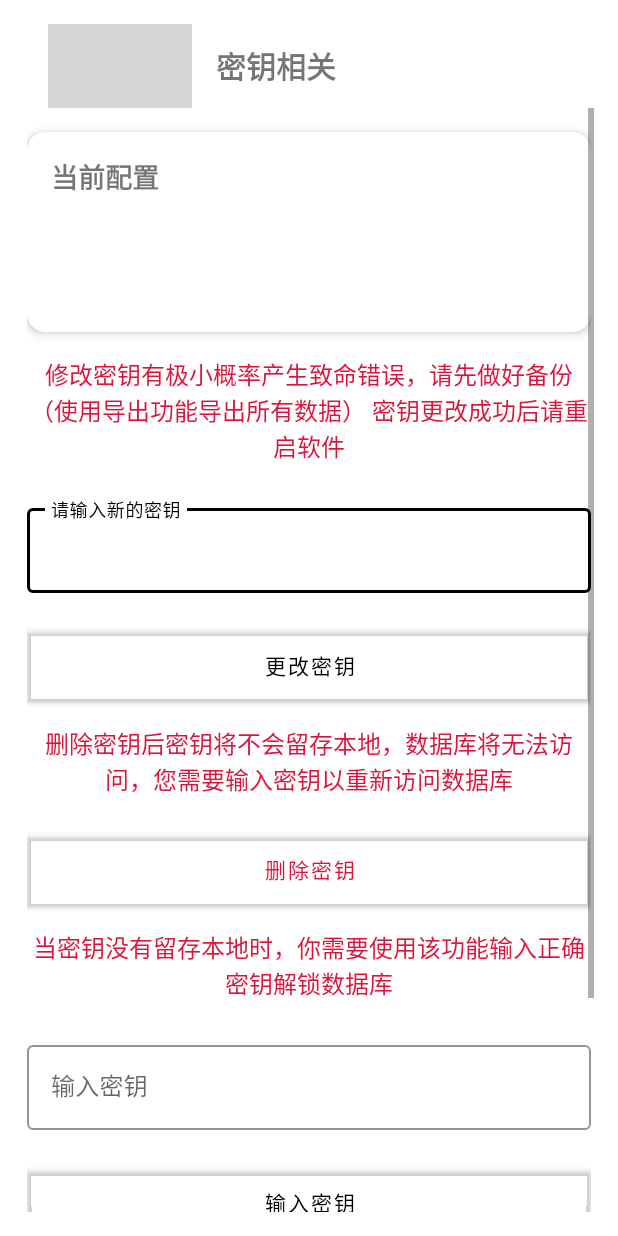
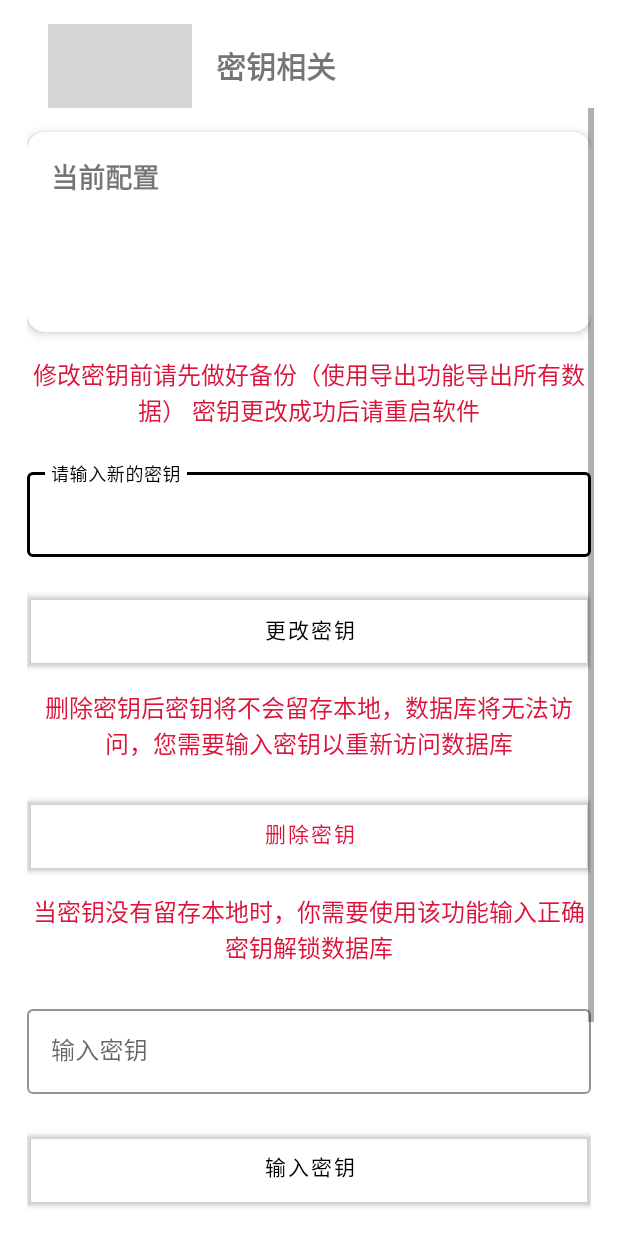
Before and after one commit to amos39/CodeBook, an Android app: the layout fragment_change_key.xml on its own in the app's theme, with its tools: preview values and no code run, on a phone screen of 412 x 824 dp. Run offline under Robolectric (Android 15) with nearby library versions, the phone set to English and light mode, and no system bars; grey boxes are pictures that could not be loaded.

Commit message:
修复一些问题

```diff
--- a/app/build.gradle
+++ b/app/build.gradle
@@ -11,7 +11,7 @@ android {
         minSdk 30
         targetSdk 34
         versionCode 3
-        versionName "3.0-RELEASE"
+        versionName "3.1"
 
         testInstrumentationRunner "androidx.test.runner.AndroidJUnitRunner"
     }
--- a/app/src/main/java/com/amos/codebook3/MyUtil/MyUtil.java
+++ b/app/src/main/java/com/amos/codebook3/MyUtil/MyUtil.java
@@ -1,5 +1,7 @@
 package com.amos.codebook3.MyUtil;
 import android.content.Context;
+
+import com.amos.codebook3.domain.DataObject;
 
 import java.security.MessageDigest;
 import java.security.NoSuchAlgorithmException;
@@ -44,8 +46,4 @@ public class MyUtil {
             return "";
         }
     }
-
-
-
-
 }
--- a/app/src/main/java/com/amos/codebook3/domain/DataObject.java
+++ b/app/src/main/java/com/amos/codebook3/domain/DataObject.java
@@ -7,7 +7,7 @@ import java.io.Serializable;
 public class DataObject implements Serializable {
     private static final long serialVersionUID = 1L;
 
-    public int id=-1;
+    public transient int id=-1;
     //网址
     public String url = null;
     //用户名
--- a/app/src/main/java/com/amos/codebook3/ui/edit/AddDataFragment.java
+++ b/app/src/main/java/com/amos/codebook3/ui/edit/AddDataFragment.java
@@ -108,7 +108,6 @@ public class AddDataFragment extends Fragment {
 
            // Navigation.findNavController(requireView()).navigateUp();
         }
-        //保存后会退出，无法显示snackbar
        // Snackbar.make(urlEdit, "保存成功", Snackbar.LENGTH_SHORT).show();
         //Navigation.findNavController(requireView()).navigateUp();
     }
--- a/app/src/main/java/com/amos/codebook3/ui/import_export/ExportFragment.java
+++ b/app/src/main/java/com/amos/codebook3/ui/import_export/ExportFragment.java
@@ -70,8 +70,10 @@ public class ExportFragment extends Fragment {
         }else{
             adapter = new ExportAdapter(allData);
             recyclerView.setAdapter(adapter);
+            view.findViewById(R.id.btnExport).setOnClickListener(v -> exportSelectedData());
         }
-        view.findViewById(R.id.btnExport).setOnClickListener(v -> exportSelectedData());
+
+
     }
 
     private void exportSelectedData() {
@@ -91,7 +93,7 @@ public class ExportFragment extends Fragment {
             // 创建导出文件
             String timestamp = new SimpleDateFormat("yyyyMMdd_HHmmss", Locale.getDefault())
                     .format(new Date());
-            File exportFile = new File(backupDir, "codebook_backup_" + timestamp + ".json");
+            File exportFile = new File(backupDir, "backup" + timestamp + ".json");
 
             // 使用Gson导出数据
             Gson gson = new GsonBuilder().setPrettyPrinting().create();
--- a/app/src/main/java/com/amos/codebook3/ui/manage/OperateKeyFragment.java
+++ b/app/src/main/java/com/amos/codebook3/ui/manage/OperateKeyFragment.java
@@ -201,7 +201,7 @@ public class OperateKeyFragment extends Fragment {
     private void showConfirmDialogInput(String inputKey) {
         AlertDialog dialog = new AlertDialog.Builder(requireContext())
                 .setTitle("确认输入")
-                .setMessage("确定要输入密钥吗？")
+                .setMessage("确定要输入密钥吗？输入错误的密钥会产生错误！")
                 .setPositiveButton("确定", (d, which) -> {
                     //将获取的密钥写入共享参数文件中
                     SharedPreferences preferences=getContext().getSharedPreferences(SPCollection.FN_DATABASE,Context.MODE_PRIVATE);
--- a/app/src/main/res/layout/fragment_import.xml
+++ b/app/src/main/res/layout/fragment_import.xml
@@ -74,6 +74,8 @@
         android:layout_marginTop="16dp"
         android:enabled="false"
         android:text="导入选中文件"
-        android:textColor="@color/black"/>
+        android:textColor="@color/black"
+        android:layout_marginBottom="8dp"
+        />
 
 </LinearLayout>
--- a/app/src/main/res/values/strings.xml
+++ b/app/src/main/res/values/strings.xml
@@ -2,7 +2,7 @@
     <string name="app_name">codebook</string>
     <string name="title_home">aaa</string>
     <string name="message_on_change_key">
-        修改密钥有极小概率产生致命错误，请先做好备份（使用导出功能导出所有数据）
+        修改密钥前请先做好备份（使用导出功能导出所有数据）
         密钥更改成功后请重启软件
     </string>
     <string name="message_on_delete_key">
```
Also changed, not shown: 4 other files.
